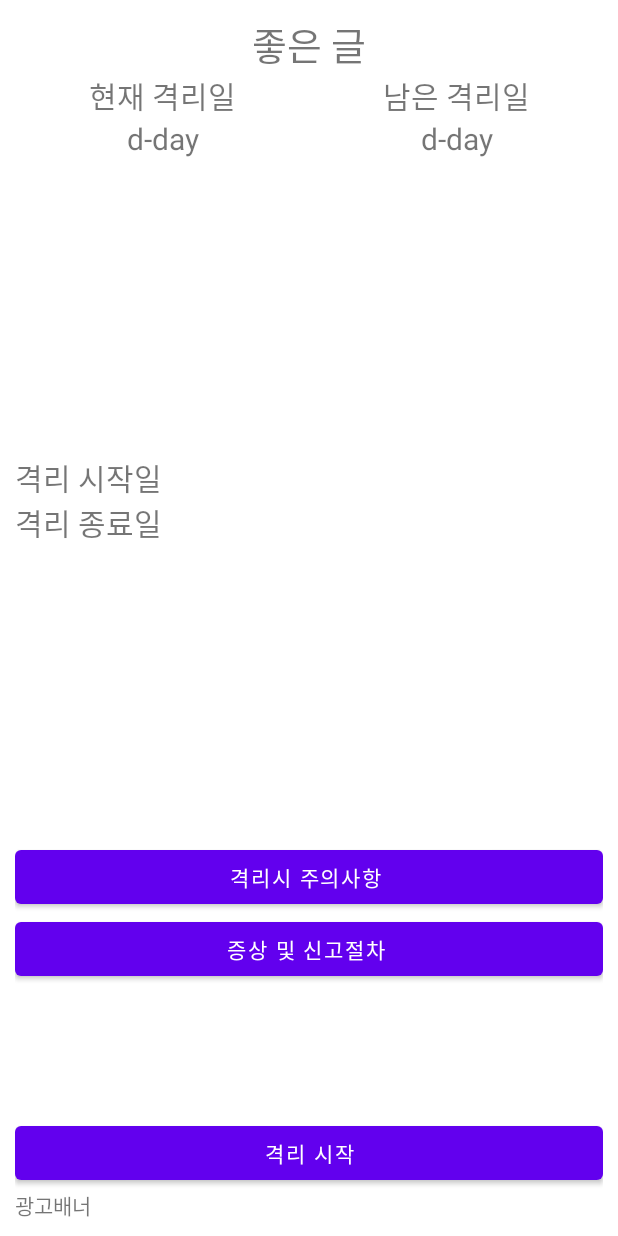
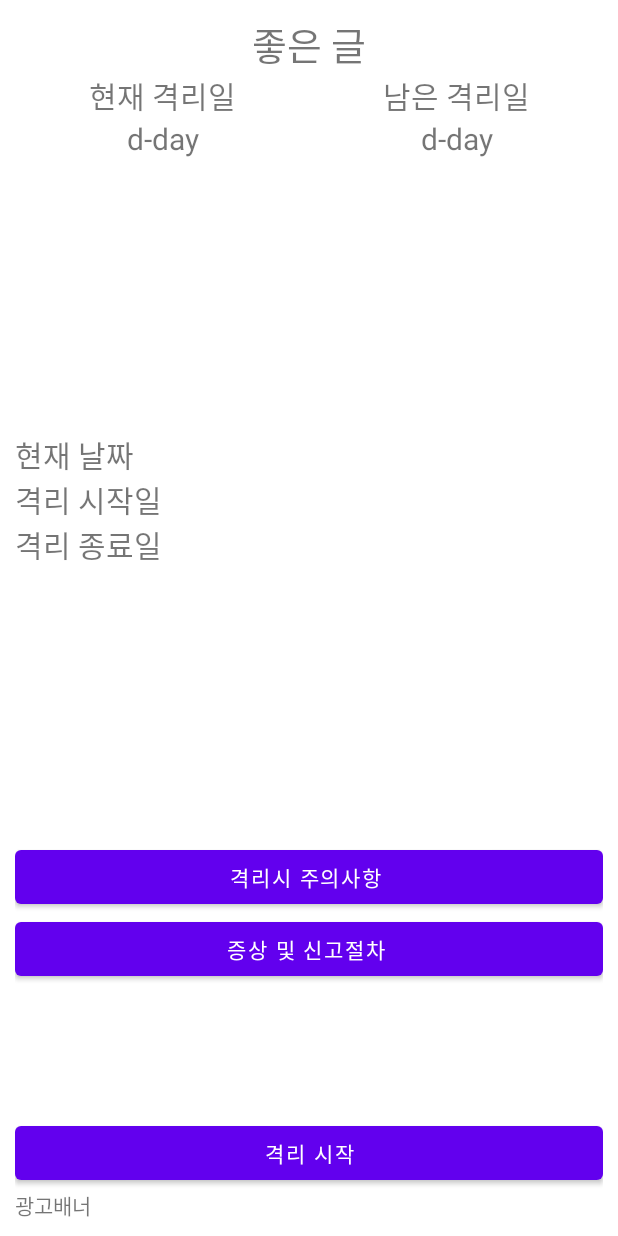
Before and after one commit to Jmc0616/Day19, an Android app: the layout activity_main.xml on its own in the app's theme, with its tools: preview values and no code run, on a phone screen of 412 x 824 dp. Run offline under Robolectric (Android 15) with nearby library versions, the phone set to English and light mode, and no system bars.

```diff
--- a/app/build.gradle
+++ b/app/build.gradle
@@ -10,7 +10,7 @@ android {
 
     defaultConfig {
         applicationId "com.example.day_19"
-        minSdkVersion 16
+        minSdkVersion 26
         targetSdkVersion 30
         versionCode 1
         versionName "1.0"
--- a/app/src/main/res/layout/activity_main.xml
+++ b/app/src/main/res/layout/activity_main.xml
@@ -88,6 +88,26 @@
                     android:layout_height="wrap_content"
                     android:orientation="horizontal">
                     <TextView
+                        android:id="@+id/now_date_detail_string"
+                        android:layout_width="wrap_content"
+                        android:layout_height="wrap_content"
+                        android:layout_weight="1"
+                        android:textSize="20dp"
+                        android:text="현재 날짜 " />
+                    <TextView
+                        android:id="@+id/now_date_detail"
+                        android:layout_width="wrap_content"
+                        android:layout_height="wrap_content"
+                        android:layout_weight="1"
+                        android:gravity="right"
+                        android:textSize="20dp"
+                        android:text="" />
+                </LinearLayout>
+                <LinearLayout
+                    android:layout_width="match_parent"
+                    android:layout_height="wrap_content"
+                    android:orientation="horizontal">
+                    <TextView
                         android:id="@+id/start_date_detail_string"
                         android:layout_width="wrap_content"
                         android:layout_height="wrap_content"
```
Also changed, not shown: app/src/main/java/com/example/day_19/MainActivity.kt (+25 -7 lines).
